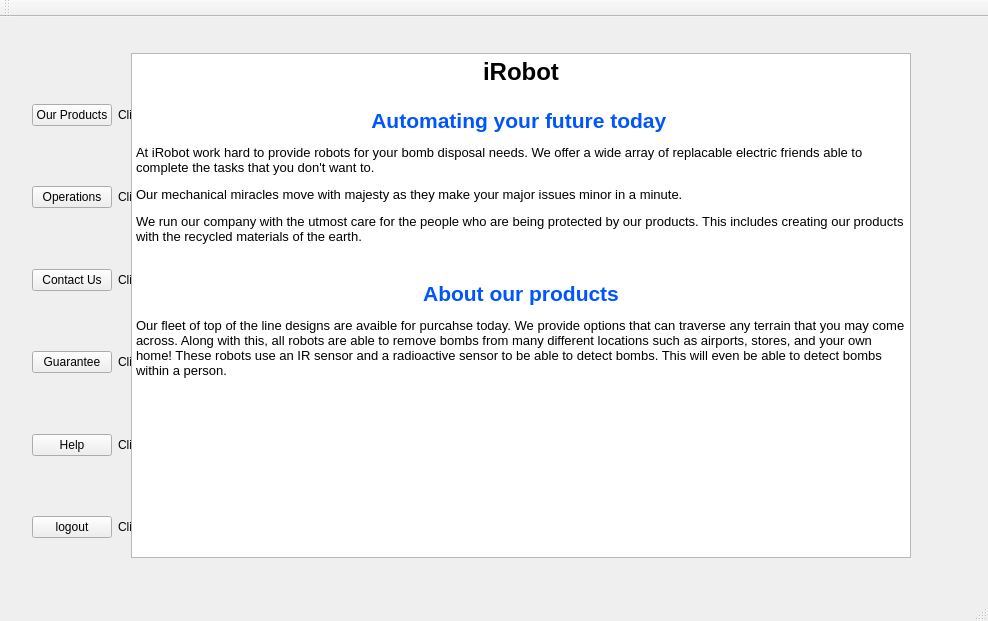
Above: IRobot/mainwindow.ui from OwlbitCode/CS-c1-project1 before the change. Below: the same form after it.
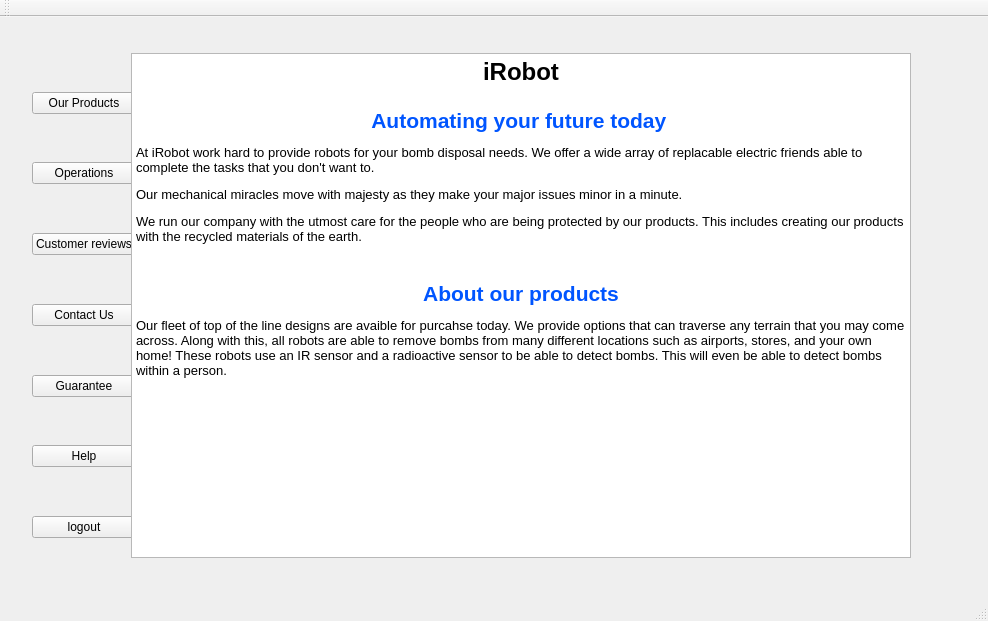
That is the form after the change. The open tabs and pages were chosen to show the change. Icons and pictures are not drawn.

```diff
--- a/IRobot/mainwindow.ui
+++ b/IRobot/mainwindow.ui
@@ -196,45 +196,60 @@
        <rect>
         <x>10</x>
         <y>10</y>
-        <width>799</width>
+        <width>937</width>
         <height>511</height>
        </rect>
       </property>
       <layout class="QGridLayout" name="gridLayout_2">
-       <item row="8" column="2">
-        <spacer name="horizontalSpacer_6">
+       <item row="9" column="1">
+        <widget class="QPushButton" name="pushButton_6">
+         <property name="text">
+          <string>Guarantee</string>
+         </property>
+        </widget>
+       </item>
+       <item row="1" column="2">
+        <widget class="QLabel" name="helpLabel1">
+         <property name="text">
+          <string>Click the &quot;Our Products&quot; Button to view and purchase the products we have for sale</string>
+         </property>
+        </widget>
+       </item>
+       <item row="7" column="1">
+        <widget class="QPushButton" name="pushButton_7">
+         <property name="text">
+          <string>Contact Us</string>
+         </property>
+        </widget>
+       </item>
+       <item row="1" column="1">
+        <widget class="QPushButton" name="pushButton_5">
+         <property name="text">
+          <string>Our Products</string>
+         </property>
+        </widget>
+       </item>
+       <item row="8" column="1">
+        <spacer name="verticalSpacer_6">
          <property name="orientation">
-          <enum>Qt::Horizontal</enum>
+          <enum>Qt::Vertical</enum>
          </property>
          <property name="sizeHint" stdset="0">
           <size>
-           <width>40</width>
-           <height>20</height>
+           <width>20</width>
+           <height>40</height>
           </size>
          </property>
         </spacer>
        </item>
-       <item row="9" column="2">
+       <item row="11" column="2">
         <widget class="QLabel" name="helpLabel4">
          <property name="text">
           <string>Click the &quot;Help&quot; button again to hide the help options </string>
          </property>
         </widget>
        </item>
-       <item row="6" column="1">
-        <spacer name="verticalSpacer_6">
-         <property name="orientation">
-          <enum>Qt::Vertical</enum>
-         </property>
-         <property name="sizeHint" stdset="0">
-          <size>
-           <width>20</width>
-           <height>40</height>
-          </size>
-         </property>
-        </spacer>
-       </item>
-       <item row="10" column="1">
+       <item row="12" column="1">
         <spacer name="verticalSpacer">
          <property name="orientation">
           <enum>Qt::Vertical</enum>
@@ -247,34 +262,13 @@
          </property>
         </spacer>
        </item>
-       <item row="5" column="2">
+       <item row="7" column="2">
         <widget class="QLabel" name="helpLabel2">
          <property name="text">
           <string>Click the &quot;Contact Us&quot; button to reach our team for further help </string>
          </property>
         </widget>
        </item>
-       <item row="5" column="1">
-        <widget class="QPushButton" name="pushButton_7">
-         <property name="text">
-          <string>Contact Us</string>
-         </property>
-        </widget>
-       </item>
-       <item row="1" column="1">
-        <widget class="QPushButton" name="pushButton_5">
-         <property name="text">
-          <string>Our Products</string>
-         </property>
-        </widget>
-       </item>
-       <item row="7" column="2">
-        <widget class="QLabel" name="helpLabel3">
-         <property name="text">
-          <string>Click the &quot;Guarantee&quot; button to view our user guarantee</string>
-         </property>
-        </widget>
-       </item>
        <item row="3" column="1">
         <widget class="QPushButton" name="opButton">
          <property name="text">
@@ -282,7 +276,7 @@
          </property>
         </widget>
        </item>
-       <item row="11" column="1">
+       <item row="13" column="1">
         <widget class="QPushButton" name="pushButton_3">
          <property name="text">
           <string>logout</string>
@@ -315,6 +309,13 @@
          </property>
         </spacer>
        </item>
+       <item row="9" column="2">
+        <widget class="QLabel" name="helpLabel3">
+         <property name="text">
+          <string>Click the &quot;Guarantee&quot; button to view our user guarantee</string>
+         </property>
+        </widget>
+       </item>
        <item row="3" column="2">
         <widget class="QLabel" name="helpLabel6">
          <property name="text">
@@ -322,27 +323,7 @@
          </property>
         </widget>
        </item>
-       <item row="9" column="1">
-        <widget class="QPushButton" name="pushButton_8">
-         <property name="text">
-          <string>Help</string>
-         </property>
-        </widget>
-       </item>
-       <item row="4" column="1">
-        <spacer name="verticalSpacer_2">
-         <property name="orientation">
-          <enum>Qt::Vertical</enum>
-         </property>
-         <property name="sizeHint" stdset="0">
-          <size>
-           <width>20</width>
-           <height>40</height>
-          </size>
-         </property>
-        </spacer>
-       </item>
-       <item row="8" column="1">
+       <item row="10" column="1">
         <spacer name="verticalSpacer_4">
          <property name="orientation">
           <enum>Qt::Vertical</enum>
@@ -355,24 +336,70 @@
          </property>
         </spacer>
        </item>
-       <item row="11" column="2">
+       <item row="13" column="2">
         <widget class="QLabel" name="helpLabel5">
          <property name="text">
           <string>Click the &quot;Logout&quot; button to logout and return to the login screen</string>
          </property>
         </widget>
        </item>
-       <item row="7" column="1">
-        <widget class="QPushButton" name="pushButton_6">
+       <item row="4" column="1">
+        <spacer name="verticalSpacer_2">
+         <property name="orientation">
+          <enum>Qt::Vertical</enum>
+         </property>
+         <property name="sizeHint" stdset="0">
+          <size>
+           <width>20</width>
+           <height>40</height>
+          </size>
+         </property>
+        </spacer>
+       </item>
+       <item row="11" column="1">
+        <widget class="QPushButton" name="pushButton_8">
          <property name="text">
-          <string>Guarantee</string>
+          <string>Help</string>
          </property>
         </widget>
        </item>
-       <item row="1" column="2">
-        <widget class="QLabel" name="helpLabel1">
+       <item row="6" column="1">
+        <spacer name="verticalSpacer_8">
+         <property name="orientation">
+          <enum>Qt::Vertical</enum>
+         </property>
+         <property name="sizeHint" stdset="0">
+          <size>
+           <width>20</width>
+           <height>40</height>
+          </size>
+         </property>
+        </spacer>
+       </item>
+       <item row="10" column="2">
+        <spacer name="horizontalSpacer_6">
+         <property name="orientation">
+          <enum>Qt::Horizontal</enum>
+         </property>
+         <property name="sizeHint" stdset="0">
+          <size>
+           <width>40</width>
+           <height>20</height>
+          </size>
+         </property>
+        </spacer>
+       </item>
+       <item row="5" column="1">
+        <widget class="QPushButton" name="pushButton_20">
          <property name="text">
-          <string>Click the &quot;Our Products&quot; Button to view and purchase the products we have for sale</string>
+          <string>Customer reviews</string>
+         </property>
+        </widget>
+       </item>
+       <item row="5" column="2">
+        <widget class="QLabel" name="helpLabel7">
+         <property name="text">
+          <string>Clidk &quot;Customer Reviews&quot;  to see what our other satisfied customers are saying about us</string>
          </property>
         </widget>
        </item>
```
Left out of the diff: 92 changed lines with no effect on the pictures.
